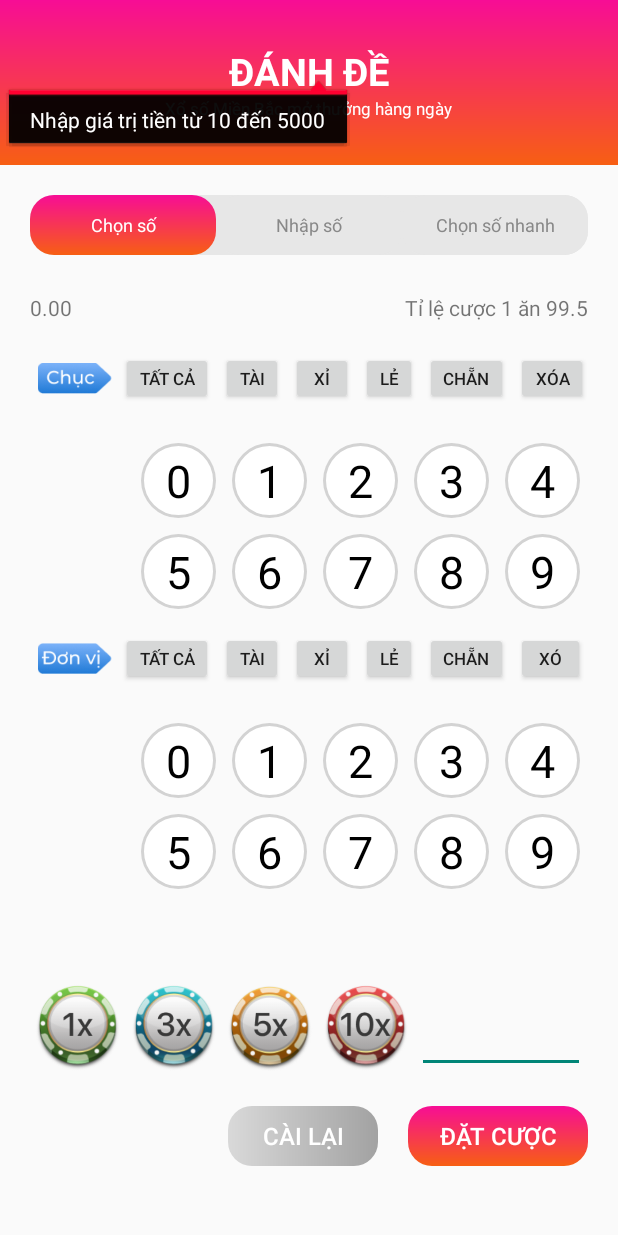
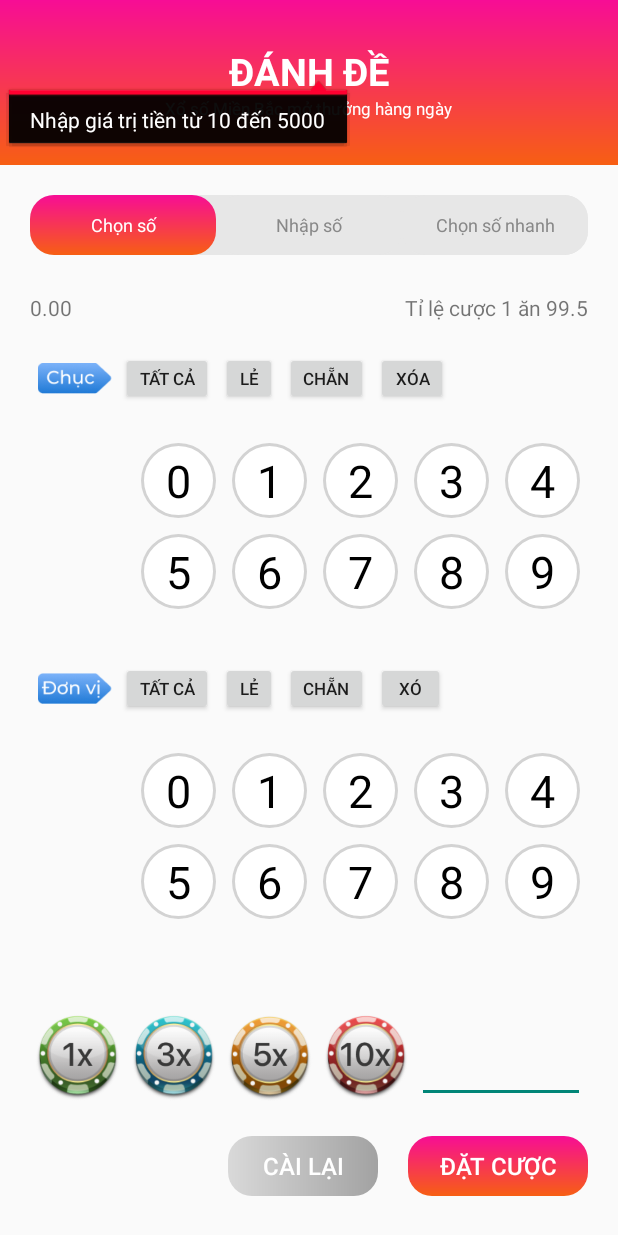
Before and after one commit to 0xvNFT/com.ghiso.lode, an Android app: the screen it shows after launch (MainActivity), on a phone screen of 412 x 824 dp. Run offline under Robolectric (Android 15) with nearby library versions, the phone set to English and light mode, and no system bars; 1 statement that could not run was skipped.

Commit message:
Button(all,odd,even,erase)

```diff
--- a/app/src/main/java/com/ghiso/lode/fragment/Option1Fragment.java
+++ b/app/src/main/java/com/ghiso/lode/fragment/Option1Fragment.java
@@ -6,6 +6,7 @@ import android.os.Bundle;
 import android.view.LayoutInflater;
 import android.view.View;
 import android.view.ViewGroup;
+import android.widget.Button;
 import android.widget.FrameLayout;
 import android.widget.ImageView;
 import android.widget.TextView;
@@ -21,7 +22,6 @@ public class Option1Fragment extends Fragment implements View.OnClickListener, M
     private FrameLayout[] numberFrameLayouts;
     private ImageView[] numberImageViews;
     private TextView[] numberTextViews;
-
     private FrameLayout[] number00FrameLayouts;
     private ImageView[] number00ImageViews;
     private TextView[] number00TextViews;
@@ -29,6 +29,9 @@ public class Option1Fragment extends Fragment implements View.OnClickListener, M
     private TextView totalMoneyTextView;
     private double totalMoney = 0.0;
     private SharedPreferences sharedPreferences;
+    private Button allButton, oddButton, evenButton, eraseButton,
+            all2Button, odd2Button, even2Button, erase2Button;
+
     public Option1Fragment() {
     }
 
@@ -37,84 +40,33 @@ public class Option1Fragment extends Fragment implements View.OnClickListener, M
                              Bundle savedInstanceState) {
         View rootView = inflater.inflate(R.layout.fragment_option1, container, false);
 
-        //FIRST
-        numberFrameLayouts = new FrameLayout[]{
-                rootView.findViewById(R.id.number0FrameLayout),
-                rootView.findViewById(R.id.number1FrameLayout),
-                rootView.findViewById(R.id.number2FrameLayout),
-                rootView.findViewById(R.id.number3FrameLayout),
-                rootView.findViewById(R.id.number4FrameLayout),
-                rootView.findViewById(R.id.number5FrameLayout),
-                rootView.findViewById(R.id.number6FrameLayout),
-                rootView.findViewById(R.id.number7FrameLayout),
-                rootView.findViewById(R.id.number8FrameLayout),
-                rootView.findViewById(R.id.number9FrameLayout)
-        };
+        numberFrameLayouts = new FrameLayout[10];
+        numberImageViews = new ImageView[10];
+        numberTextViews = new TextView[10];
+        number00FrameLayouts = new FrameLayout[10];
+        number00ImageViews = new ImageView[10];
+        number00TextViews = new TextView[10];
 
-        numberImageViews = new ImageView[]{
-                rootView.findViewById(R.id.image0ImageView),
-                rootView.findViewById(R.id.image1ImageView),
-                rootView.findViewById(R.id.image2ImageView),
-                rootView.findViewById(R.id.image3ImageView),
-                rootView.findViewById(R.id.image4ImageView),
-                rootView.findViewById(R.id.image5ImageView),
-                rootView.findViewById(R.id.image6ImageView),
-                rootView.findViewById(R.id.image7ImageView),
-                rootView.findViewById(R.id.image8ImageView),
-                rootView.findViewById(R.id.image9ImageView)
-        };
+        for (int i = 0; i < 10; i++) {
+            int numberId = getResources().getIdentifier("number" + i + "FrameLayout", "id", requireActivity().getPackageName());
+            int imageId = getResources().getIdentifier("image" + i + "ImageView", "id", requireActivity().getPackageName());
+            int textId = getResources().getIdentifier("number" + i + "TextView", "id", requireActivity().getPackageName());
 
-        numberTextViews = new TextView[]{
-                rootView.findViewById(R.id.number0TextView),
-                rootView.findViewById(R.id.number1TextView),
-                rootView.findViewById(R.id.number2TextView),
-                rootView.findViewById(R.id.number3TextView),
-                rootView.findViewById(R.id.number4TextView),
-                rootView.findViewById(R.id.number5TextView),
-                rootView.findViewById(R.id.number6TextView),
-                rootView.findViewById(R.id.number7TextView),
-                rootView.findViewById(R.id.number8TextView),
-                rootView.findViewById(R.id.number9TextView)
-        };
+            numberFrameLayouts[i] = rootView.findViewById(numberId);
+            numberImageViews[i] = rootView.findViewById(imageId);
+            numberTextViews[i] = rootView.findViewById(textId);
+        }
+
         //SECOND
-        number00FrameLayouts = new FrameLayout[]{
-                rootView.findViewById(R.id.number00FrameLayout),
-                rootView.findViewById(R.id.number01FrameLayout),
-                rootView.findViewById(R.id.number02FrameLayout),
-                rootView.findViewById(R.id.number03FrameLayout),
-                rootView.findViewById(R.id.number04FrameLayout),
-                rootView.findViewById(R.id.number05FrameLayout),
-                rootView.findViewById(R.id.number06FrameLayout),
-                rootView.findViewById(R.id.number07FrameLayout),
-                rootView.findViewById(R.id.number08FrameLayout),
-                rootView.findViewById(R.id.number09FrameLayout)
-        };
+        for (int i = 0; i < 10; i++) {
+            int numberId = getResources().getIdentifier("number" + String.format("%02d", i) + "FrameLayout", "id", requireActivity().getPackageName());
+            int imageId = getResources().getIdentifier("image" + String.format("%02d", i) + "ImageView", "id", requireActivity().getPackageName());
+            int textId = getResources().getIdentifier("number" + String.format("%02d", i) + "TextView", "id", requireActivity().getPackageName());
 
-        number00ImageViews = new ImageView[]{
-                rootView.findViewById(R.id.image00ImageView),
-                rootView.findViewById(R.id.image01ImageView),
-                rootView.findViewById(R.id.image02ImageView),
-                rootView.findViewById(R.id.image03ImageView),
-                rootView.findViewById(R.id.image04ImageView),
-                rootView.findViewById(R.id.image05ImageView),
-                rootView.findViewById(R.id.image06ImageView),
-                rootView.findViewById(R.id.image07ImageView),
-                rootView.findViewById(R.id.image08ImageView),
-                rootView.findViewById(R.id.image09ImageView)
-        };
-
-        number00TextViews = new TextView[]{
-                rootView.findViewById(R.id.number00TextView),
-                rootView.findViewById(R.id.number01TextView),
-                rootView.findViewById(R.id.number02TextView),
-                rootView.findViewById(R.id.number03TextView),
-                rootView.findViewById(R.id.number04TextView),
-                rootView.findViewById(R.id.number05TextView),
-                rootView.findViewById(R.id.number06TextView),
-                rootView.findViewById(R.id.number07TextView),
-                rootView.findViewById(R.id.number08TextView),
-                rootView.findViewById(R.id.number09TextView)
-        };
+            number00FrameLayouts[i] = rootView.findViewById(numberId);
+            number00ImageViews[i] = rootView.findViewById(imageId);
+            number00TextViews[i] = rootView.findViewById(textId);
+        }
 
         for (FrameLayout frameLayout : numberFrameLayouts) {
             frameLayout.setOnClickListener(this);
@@ -123,6 +75,7 @@ public class Option1Fragment extends Fragment implements View.OnClickListener, M
         for (FrameLayout frameLayout : number00FrameLayouts) {
             frameLayout.setOnClickListener(this);
         }
+
         sharedPreferences = requireActivity().getSharedPreferences("MoneyInput", 0);
         totalMoneyTextView = rootView.findViewById(R.id.totalMoneyTextView);
         totalMoney = sharedPreferences.getFloat("TotalMoney", 0);
@@ -132,6 +85,26 @@ public class Option1Fragment extends Fragment implements View.OnClickListener, M
             showMoneyInputDialog();
         }
 
+        // buttons
+        allButton = rootView.findViewById(R.id.all);
+        oddButton = rootView.findViewById(R.id.odd);
+        evenButton = rootView.findViewById(R.id.even);
+        eraseButton = rootView.findViewById(R.id.erase);
+        all2Button = rootView.findViewById(R.id.all2);
+        odd2Button = rootView.findViewById(R.id.odd2);
+        even2Button = rootView.findViewById(R.id.even2);
+        erase2Button = rootView.findViewById(R.id.erase2);
+
+        allButton.setOnClickListener(this);
+        oddButton.setOnClickListener(this);
+        evenButton.setOnClickListener(this);
+        eraseButton.setOnClickListener(this);
+        all2Button.setOnClickListener(this);
+        odd2Button.setOnClickListener(this);
+        even2Button.setOnClickListener(this);
+        erase2Button.setOnClickListener(this);
+
+        showAllNumbers();
 
         return rootView;
     }
@@ -187,6 +160,16 @@ public class Option1Fragment extends Fragment implements View.OnClickListener, M
                 break;
             }
         }
+
+        if (view == allButton || view == all2Button) {
+            showAllNumbers();
+        } else if (view == oddButton || view == odd2Button) {
+            showNumbers(true);
+        } else if (view == evenButton || view == even2Button) {
+            showNumbers(false);
+        } else if (view == eraseButton || view == erase2Button) {
+            // NOT DONE YET
+        }
     }
 
     private void updateImageViewBackground(ImageView imageView, TextView textView, boolean selected) {
@@ -205,4 +188,47 @@ public class Option1Fragment extends Fragment implements View.OnClickListener, M
 
         imageView.setBackground(gradientDrawable);
     }
+
+    private void showAllNumbers() {
+        for (FrameLayout frameLayout : numberFrameLayouts) {
+            frameLayout.setVisibility(View.VISIBLE);
+        }
+
+        for (FrameLayout frameLayout : number00FrameLayouts) {
+            frameLayout.setVisibility(View.VISIBLE);
+        }
+    }
+
+    private void showNumbers(boolean showOdd) {
+        for (int i = 0; i < numberFrameLayouts.length; i++) {
+            FrameLayout frameLayout = numberFrameLayouts[i];
+            frameLayout.findViewById(getNumberTextViewId(i));
+
+            if (showOdd && i % 2 == 0) {
+                frameLayout.setVisibility(View.GONE);
+            } else if (!showOdd && i % 2 != 0) {
+                frameLayout.setVisibility(View.GONE);
+            } else {
+                frameLayout.setVisibility(View.VISIBLE);
+            }
+        }
+
+        for (int i = 0; i < number00FrameLayouts.length; i++) {
+            FrameLayout frameLayout = number00FrameLayouts[i];
+            frameLayout.findViewById(getNumberTextViewId(i + 10));
+
+            if (showOdd && (i + 10) % 2 == 0) {
+                frameLayout.setVisibility(View.GONE);
+            } else if (!showOdd && (i + 10) % 2 != 0) {
+                frameLayout.setVisibility(View.GONE);
+            } else {
+                frameLayout.setVisibility(View.VISIBLE);
+            }
+        }
+    }
+
+    private int getNumberTextViewId(int number) {
+        int textViewId = getResources().getIdentifier("number" + number + "TextView", "id", requireActivity().getPackageName());
+        return textViewId != 0 ? textViewId : R.id.number0TextView;
+    }
 }
--- a/app/src/main/res/layout/fragment_option1.xml
+++ b/app/src/main/res/layout/fragment_option1.xml
@@ -31,14 +31,10 @@
                 android:layout_marginEnd="20dp" />
         </FrameLayout>
 
-        <HorizontalScrollView
-            android:layout_width="match_parent"
-            android:layout_height="wrap_content"
-            android:layout_margin="20dp">
-
             <LinearLayout
                 android:layout_width="wrap_content"
                 android:layout_height="wrap_content"
+                android:layout_margin="20dp"
                 android:orientation="horizontal">
 
                 <ImageView
@@ -51,7 +47,7 @@
                     tools:ignore="ContentDescription" />
 
                 <Button
-                    android:id="@+id/button1"
+                    android:id="@+id/all"
                     android:layout_width="61dp"
                     android:layout_height="35dp"
                     android:layout_marginEnd="5dp"
@@ -59,23 +55,7 @@
                     android:textSize="11sp" />
 
                 <Button
-                    android:id="@+id/button2"
-                    android:layout_width="41dp"
-                    android:layout_height="35dp"
-                    android:layout_marginEnd="5dp"
-                    android:text="@string/t_i"
-                    android:textSize="11sp" />
-
-                <Button
-                    android:id="@+id/button3"
-                    android:layout_width="41dp"
-                    android:layout_height="35dp"
-                    android:layout_marginEnd="5dp"
-                    android:text="@string/x_u"
-                    android:textSize="11sp" />
-
-                <Button
-                    android:id="@+id/button4"
+                    android:id="@+id/odd"
                     android:layout_width="37dp"
                     android:layout_height="35dp"
                     android:layout_marginEnd="5dp"
@@ -83,7 +63,7 @@
                     android:textSize="11sp" />
 
                 <Button
-                    android:id="@+id/button5"
+                    android:id="@+id/even"
                     android:layout_width="55dp"
                     android:layout_height="35dp"
                     android:layout_marginEnd="5dp"
@@ -91,14 +71,14 @@
                     android:textSize="11sp" />
 
                 <Button
-                    android:id="@+id/button6"
+                    android:id="@+id/erase"
                     android:layout_width="48dp"
                     android:layout_height="35dp"
                     android:layout_marginEnd="5dp"
                     android:text="@string/x_a"
                     android:textSize="11sp" />
             </LinearLayout>
-        </HorizontalScrollView>
+
 
         <LinearLayout
             android:layout_width="match_parent"
@@ -159,7 +139,7 @@
                 android:layout_width="wrap_content"
                 android:layout_height="wrap_content"
                 android:layout_margin="5dp">
-
+                <!---->
                 <ImageView
                     android:id="@+id/image2ImageView"
                     android:layout_width="50dp"
@@ -349,16 +329,10 @@
             </FrameLayout>
         </LinearLayout>
 
-        <HorizontalScrollView
-            android:layout_width="match_parent"
-            android:layout_height="wrap_content"
-            android:layout_marginStart="20dp"
-            android:layout_marginEnd="20dp"
-            android:layout_marginBottom="20dp">
-
         <LinearLayout
             android:layout_width="wrap_content"
             android:layout_height="wrap_content"
+            android:layout_margin="20dp"
             android:orientation="horizontal">
 
             <ImageView
@@ -371,7 +345,7 @@
                 tools:ignore="ContentDescription" />
 
             <Button
-                    android:id="@+id/button01"
+                android:id="@+id/all2"
                 android:layout_width="61dp"
                     android:layout_height="35dp"
                     android:layout_marginEnd="5dp"
@@ -379,23 +353,7 @@
                     android:textSize="11sp" />
 
                 <Button
-                    android:id="@+id/button02"
-                    android:layout_width="41dp"
-                    android:layout_height="35dp"
-                    android:layout_marginEnd="5dp"
-                    android:text="@string/t_i"
-                    android:textSize="11sp" />
-
-                <Button
-                    android:id="@+id/button03"
-                    android:layout_width="41dp"
-                    android:layout_height="35dp"
-                    android:layout_marginEnd="5dp"
-                    android:text="@string/x_u"
-                    android:textSize="11sp" />
-
-                <Button
-                    android:id="@+id/button04"
+                    android:id="@+id/odd2"
                     android:layout_width="37dp"
                     android:layout_height="35dp"
                     android:layout_marginEnd="5dp"
@@ -403,7 +361,7 @@
                     android:textSize="11sp" />
 
                 <Button
-                    android:id="@+id/button05"
+                    android:id="@+id/even2"
                     android:layout_width="55dp"
                     android:layout_height="35dp"
                     android:layout_marginEnd="5dp"
@@ -411,14 +369,13 @@
                     android:textSize="11sp" />
 
                 <Button
-                    android:id="@+id/button06"
+                    android:id="@+id/erase2"
                     android:layout_width="46dp"
                     android:layout_height="35dp"
                     android:layout_marginEnd="5dp"
                     android:text="@string/x_a"
                     android:textSize="11sp" />
             </LinearLayout>
-        </HorizontalScrollView>
 
         <LinearLayout
             android:layout_width="match_parent"
```
Lines whose indentation alone changed are shown as unchanged.
